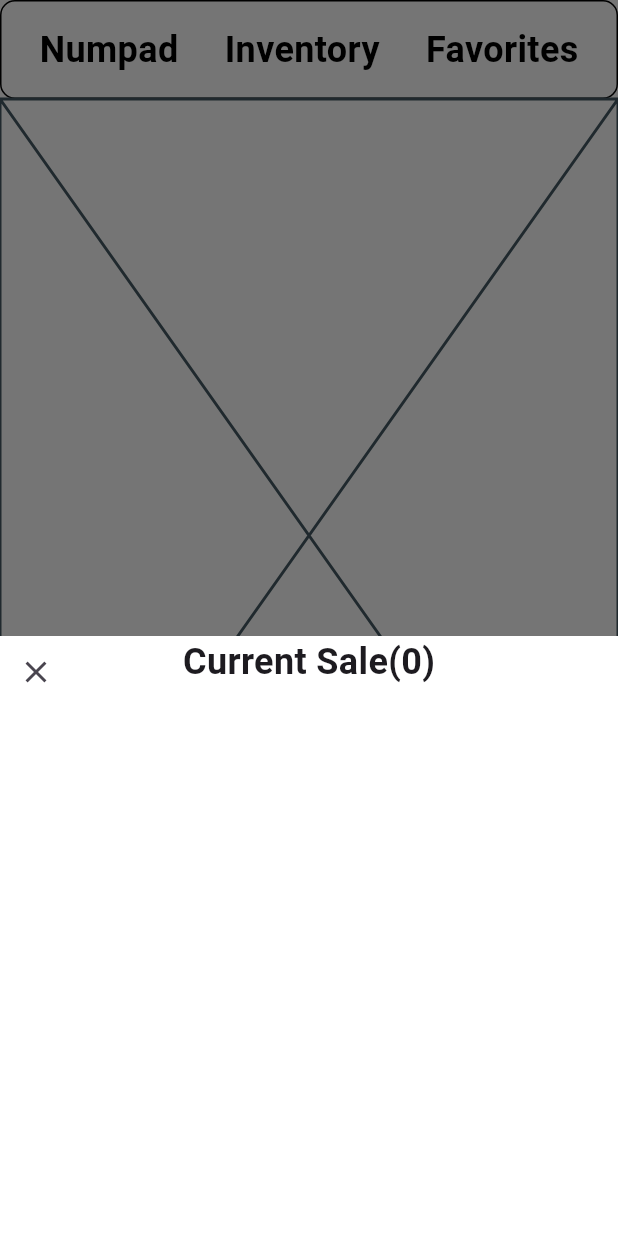
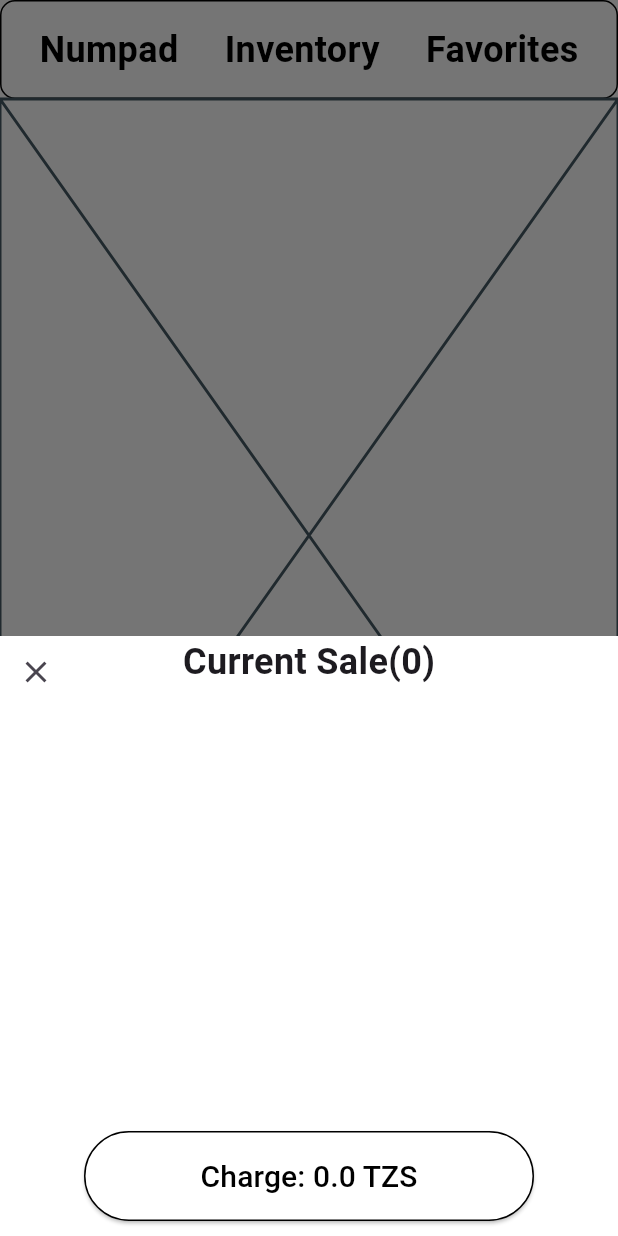
Before and after one commit to Dash4Cash-0/faida_pos, a Flutter app: the screen it shows after launch, after a tap on "Inventory", after a tap on "Favorites", after a tap on "Charge: 0 TZS", on a phone screen of 412 x 824 dp. Run offline on Flutter 3.47's test engine with Material 3 defaults, Android fonts, the phone set to English and light mode, and no system bars; missing offline and left inert: window_size.

Commit message:
fixed custom amount to behave correctly

```diff
--- a/lib/screens/checkout.dart
+++ b/lib/screens/checkout.dart
@@ -20,8 +20,7 @@ class _CheckoutState extends State<Checkout> {
   double storedValue = 0;
   int _currentIndex = 0;
   String currentSale = "";
-  int saleListIndex = 0;
-  String tempCharge = "";
+
 
 
   late final tabs = [
@@ -81,7 +80,6 @@ class _CheckoutState extends State<Checkout> {
   @override
   Widget build(BuildContext context) {
 
-
     return Scaffold(
       backgroundColor: Colors.white,
       body: SafeArea(
@@ -98,11 +96,20 @@ class _CheckoutState extends State<Checkout> {
             CheckoutButtonWidget(label:
             getChargeButtonText(),
                 onClicked: () {
+              if(input.isNotEmpty){
+                setState(() {
+                  final customAmount = double.parse(input);
+                  storedValue += customAmount;
+                  _currentSaleList.add("Custom Amount: $input TZS");
+                  input = "";
+                });
+              }
               showModalBottomSheet(
                   context: context,
                   builder: (_) => CheckoutBottomSheet(
                       itemsCount: _currentSaleList.length,
-                      currentSaleItems: _currentSaleList.join('\n')),
+                      currentSaleItems: _currentSaleList.join('\n'),
+                      storedValue: storedValue,),
                   );
                 })
             )
--- a/lib/widgets/checkout_widgets/checkout_bottom_sheet.dart
+++ b/lib/widgets/checkout_widgets/checkout_bottom_sheet.dart
@@ -1,12 +1,15 @@
+import 'package:faida_pos/widgets/checkout_widgets/checkout_button_widget.dart';
 import 'package:flutter/material.dart';
 
 class CheckoutBottomSheet extends StatelessWidget {
   final int itemsCount;
   final String currentSaleItems;
+  final double storedValue;
 
   const CheckoutBottomSheet({super.key,
     required this.itemsCount,
-    required this.currentSaleItems});
+    required this.currentSaleItems,
+    required this.storedValue});
 
   @override
   Widget build(BuildContext context) {
@@ -27,16 +30,22 @@ class CheckoutBottomSheet extends StatelessWidget {
               top: 60,
               left: 0,
               right: 0,
-              bottom: 0,
+              bottom: 80,
               child: SingleChildScrollView(
                 child: Padding(
                     padding: EdgeInsets.all(8),
                 child: Text(
                     currentSaleItems,
                     style: TextStyle(fontSize: 18))),
-
               )
-          )
+          ),
+          Positioned.fill(
+              child: Align(
+                alignment: Alignment.bottomCenter,
+                child: CheckoutButtonWidget(
+                    label: "Charge: $storedValue TZS",
+                    onClicked: () => Navigator.pop(context)),
+              ))
         ],
       ),
     );
--- a/lib/widgets/checkout_widgets/checkout_button_widget.dart
+++ b/lib/widgets/checkout_widgets/checkout_button_widget.dart
@@ -19,6 +19,7 @@ class CheckoutButtonWidget extends StatelessWidget {
         style: ElevatedButton.styleFrom(
           fixedSize: Size(300, 60),
           backgroundColor: Colors.white,
+          side: BorderSide(color: Colors.black, style: BorderStyle.solid),
           padding: EdgeInsets.symmetric(horizontal: 32, vertical: 16)
         ),
         onPressed: onClicked,
```
